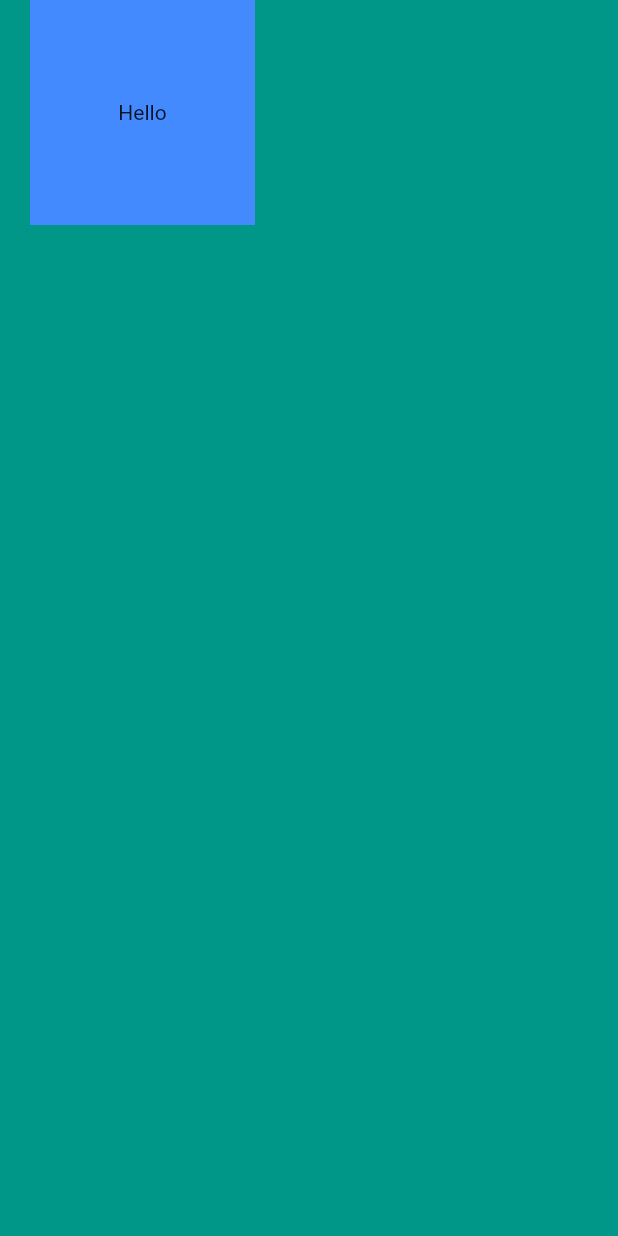
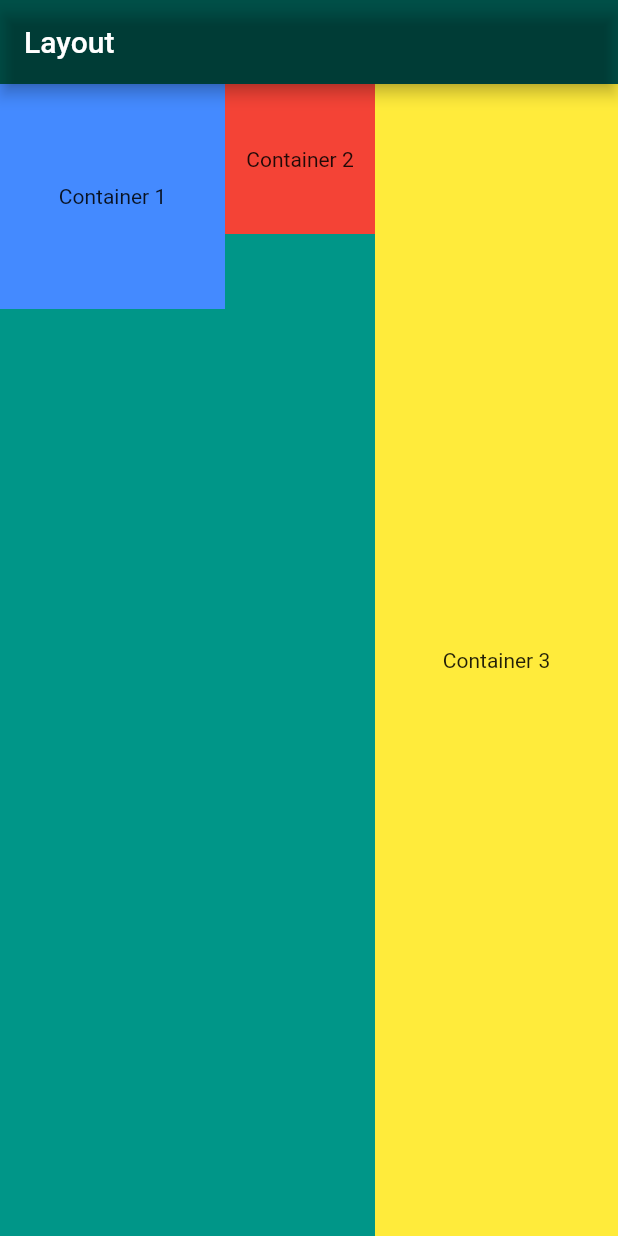
Before and after one commit to rashiop/flutter__mi-card, a Flutter app: the screen it shows after launch, on a phone screen of 412 x 824 dp. Run offline on Flutter 3.47's test engine with Material 2 defaults, Android fonts, the phone set to English and light mode, and no system bars.

Commit message:
:lipstick: try layout

```diff
--- a/lib/main.dart
+++ b/lib/main.dart
@@ -10,21 +10,39 @@ class MyApp extends StatelessWidget {
     return MaterialApp(
         home: Scaffold(
       backgroundColor: Colors.teal,
-      // appBar: AppBar(
-      //   title: Text('Halo'),
-      //   backgroundColor: Colors.black45,
-      // ),
+      appBar: AppBar(
+        title: Text('Layout'),
+        backgroundColor: Colors.black45,
+      ),
       body: SafeArea(
-        child: Container(
-          child: Text('Hello'),
-          height: 150.0,
-          width: 150.0,
-          padding: EdgeInsets.all(20),
-          margin: EdgeInsets.fromLTRB(20.0, 0.0, 20.0, 15.0),
-          alignment: Alignment.center,
-          color: Colors.blueAccent[200],
-          // decoration: BoxDecoration(
-          //     shape: BoxShape.circle, color: Colors.blueAccent[200]),
+        child: Row(
+          crossAxisAlignment: CrossAxisAlignment.start,
+          verticalDirection: VerticalDirection.down,
+          // mainAxisSize: MainAxisSize.min,
+          mainAxisAlignment: MainAxisAlignment.spaceBetween,
+          children: <Widget>[
+            Container(
+              child: Text('Container 1'),
+              height: 150.0,
+              width: 150.0,
+              alignment: Alignment.center,
+              color: Colors.blueAccent[200],
+            ),
+            Container(
+              child: Text('Container 2'),
+              height: 100.0,
+              width: 100.0,
+              alignment: Alignment.center,
+              color: Colors.red,
+            ),
+            Expanded(
+              child: Container(
+                child: Text('Container 3'),
+                alignment: Alignment.center,
+                color: Colors.yellow,
+              ),
+            )
+          ],
         ),
       ),
     ));
```
